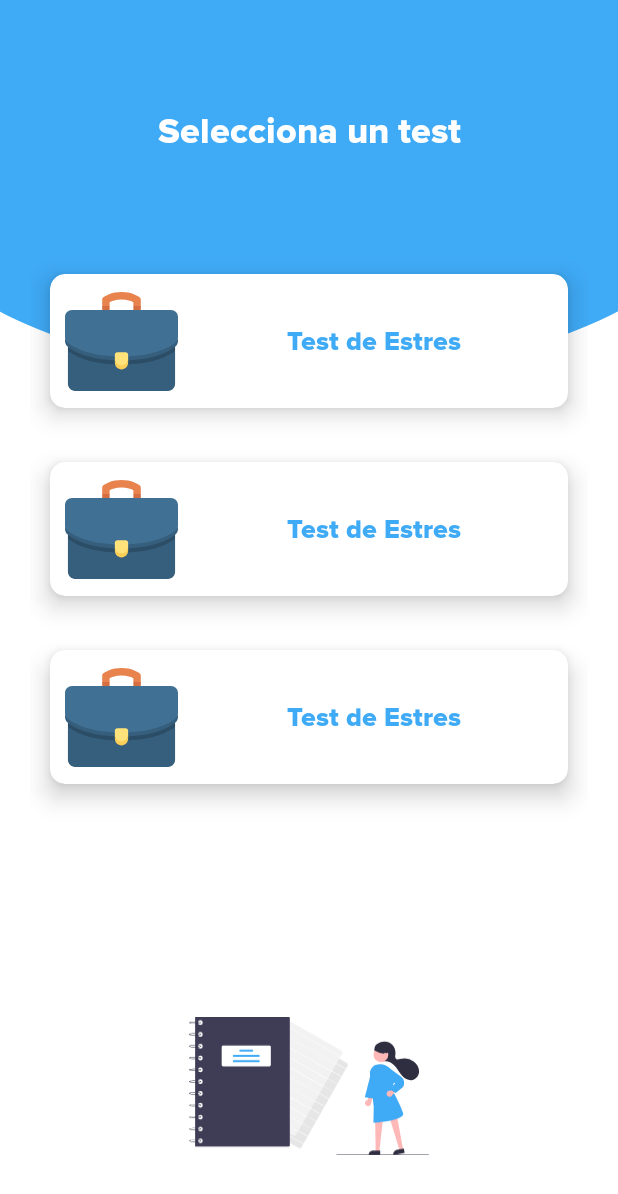
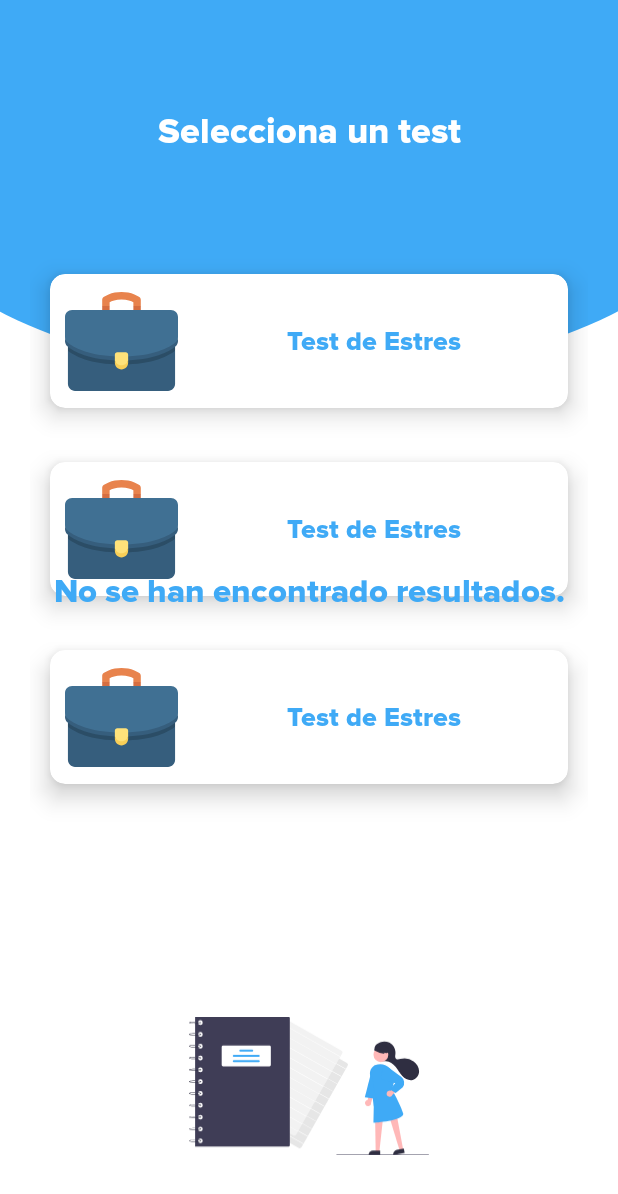
Before and after one commit to gibranhit/TestQuestion, an Android app: the layout search_fragment.xml on its own in the app's theme, with its tools: preview values and no code run, on a phone screen of 412 x 824 dp. Shown: the top 1194 px of the screen. Run offline under Robolectric (Android 15) with nearby library versions, the phone set to English and light mode, and no system bars.

Commit message:
- hot fix

```diff
--- a/app/src/main/java/mx/com/questionsstress/ui/dashboard/search/SearchFragment.kt
+++ b/app/src/main/java/mx/com/questionsstress/ui/dashboard/search/SearchFragment.kt
@@ -3,6 +3,7 @@ package mx.com.questionsstress.ui.dashboard.search
 import android.app.Dialog
 import android.content.Context
 import android.os.Bundle
+import android.view.View
 import androidx.fragment.app.Fragment
 import kotlinx.android.synthetic.main.layout_header.*
 import kotlinx.android.synthetic.main.search_fragment.*
@@ -66,10 +67,12 @@ class SearchFragment : Fragment(R.layout.search_fragment) {
     }
 
     private fun setUpTest(results: MutableList<ResultResponse>) {
-        rvSearchTest.run {
+        tvEmptyList.visibility  = if (results.isEmpty()) View.VISIBLE else View.GONE
+        rvSearchTest.apply {
             adapter = SearchTestAdapter(results){
                 communication?.selectSearchTest(it)
             }
+            visibility = if (results.isEmpty()) View.GONE else View.VISIBLE
         }
     }
 
--- a/app/src/main/res/layout/search_fragment.xml
+++ b/app/src/main/res/layout/search_fragment.xml
@@ -26,7 +26,23 @@
         android:layout_marginEnd="@dimen/big_separation_20"
         app:layout_constraintBottom_toTopOf="@id/ivSelectTest"
         app:layout_constraintTop_toBottomOf="@+id/guideBody"
-        app:layoutManager="androidx.recyclerview.widget.LinearLayoutManager"/>
+        app:layoutManager="androidx.recyclerview.widget.LinearLayoutManager" />
+
+
+    <TextView
+        android:id="@+id/tvEmptyList"
+        android:layout_width="wrap_content"
+        android:layout_height="wrap_content"
+        android:layout_marginStart="@dimen/big_separation_20"
+        android:layout_marginEnd="@dimen/big_separation_20"
+        app:layout_constraintBottom_toTopOf="@id/ivSelectTest"
+        app:layout_constraintTop_toBottomOf="@+id/guideBody"
+        app:layout_constraintStart_toStartOf="parent"
+        app:layout_constraintEnd_toEndOf="parent"
+        android:textSize="@dimen/bigger_text_22"
+        android:fontFamily="@font/proximanovaextrabold"
+        android:textColor="@color/colorPrimary"
+        android:text="No se han encontrado resultados."/>
 
     <ImageView
         android:id="@+id/ivSelectTest"
```
